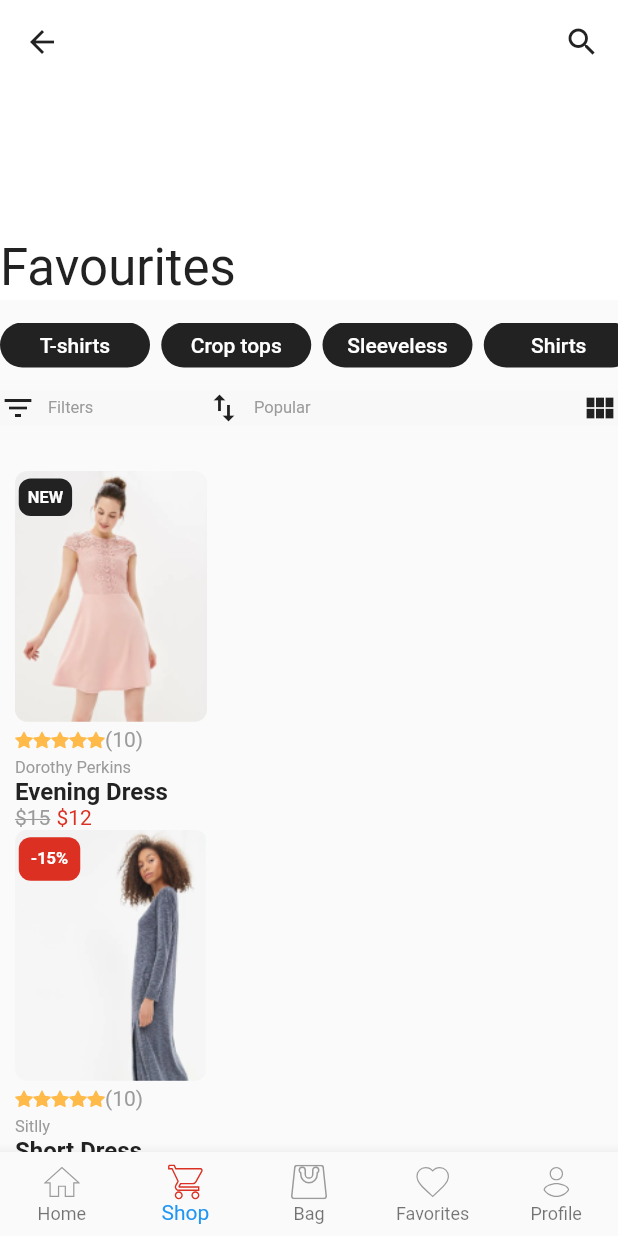
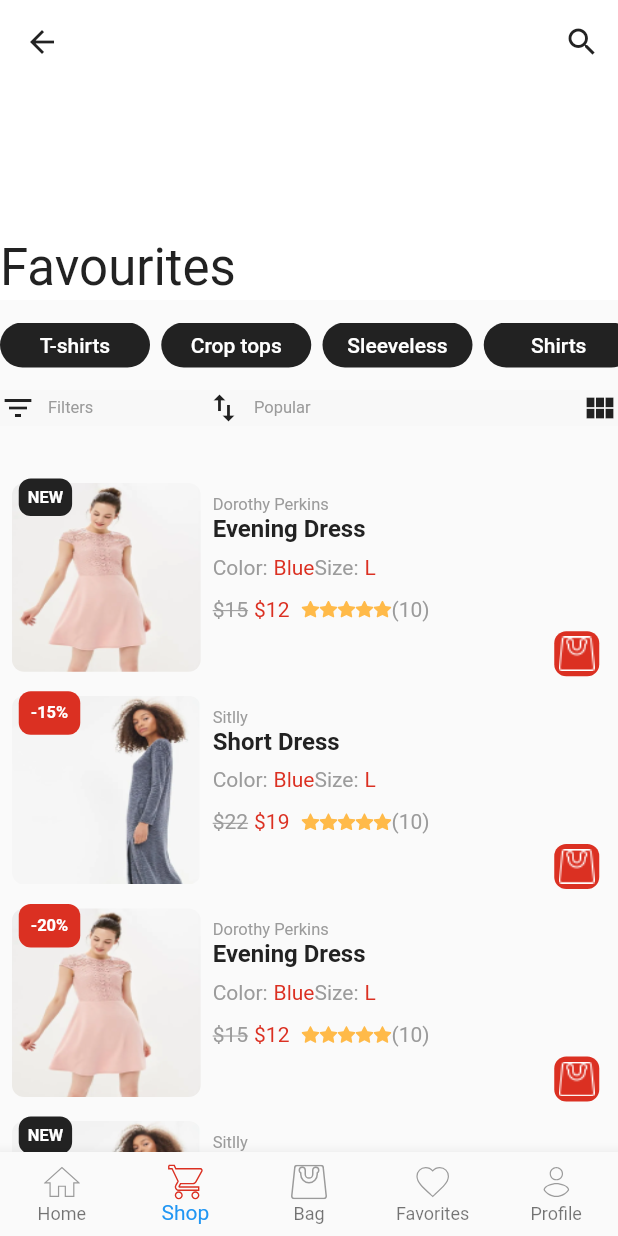
Before and after one commit to 4seer/openflutterecommerceapp, a Flutter app: the screen it shows after launch, item 4 of the bottom bar chosen, on a phone screen of 412 x 824 dp. Run offline on Flutter 3.47's test engine with Material 2 defaults, Android fonts, the phone set to English and light mode, and no system bars; our stand-ins replace bloc, equatable, flutter_bloc, flutter_svg; statements that could not run were skipped.

Commit message:
#9 - Added list item designs for favourites screen (List,Grid)

```diff
--- a/lib/main.dart
+++ b/lib/main.dart
@@ -38,6 +38,7 @@ void main() {
   WidgetsFlutterBinding.ensureInitialized();
   BlocSupervisor.delegate = SimpleBlocDelegate();
   runApp(BlocProvider<AuthenticationBloc>(
+
     create: (context) => AuthenticationBloc()..add(AppStarted()),
     child: OpenFlutterEcommerceApp(),
   ));
--- /dev/null
+++ b/lib/screens/favorites/views/favourites_list_item.dart
@@ -0,0 +1,193 @@
+// Favourites card in list of products and on Favourites screen
+// Author: umair_adil@live.com
+// Date: 2020-02-17
+
+import 'package:flutter/material.dart';
+import 'package:flutter_svg/svg.dart';
+import 'package:openflutterecommerce/config/theme.dart';
+import 'package:openflutterecommerce/repos/models/product.dart';
+import 'package:openflutterecommerce/widgets/product_rating.dart';
+
+class FavouritesListCard extends StatelessWidget {
+  final Product product;
+  final double width;
+  final double height;
+
+  const FavouritesListCard({Key key, this.product, this.width, this.height})
+      : super(key: key);
+
+  @override
+  Widget build(BuildContext context) {
+    ThemeData _theme = Theme.of(context);
+    return Stack(
+      children: <Widget>[
+        Container(
+          padding: EdgeInsets.all(8.0),
+          child: Row(
+              mainAxisAlignment: MainAxisAlignment.start,
+              crossAxisAlignment: CrossAxisAlignment.start,
+              children: <Widget>[
+                Container(
+                    width: width * 0.85,
+                    child: Container(
+                        height: width * 0.85,
+                        decoration: new BoxDecoration(
+                            borderRadius:
+                                BorderRadius.circular(AppSizes.imageRadius),
+                            image: new DecorationImage(
+                                fit: BoxFit.fill,
+                                image: AssetImage(product.image))),
+                        child: Container())),
+                Padding(
+                  padding: const EdgeInsets.all(8.0),
+                  child: Column(
+                    mainAxisAlignment: MainAxisAlignment.start,
+                    crossAxisAlignment: CrossAxisAlignment.start,
+                    children: <Widget>[
+                      Text(product.categoryTitle,
+                          style: _theme.textTheme.display1),
+                      Text(product.title, style: _theme.textTheme.display3),
+                      Padding(
+                        padding: EdgeInsets.all(AppSizes.linePadding),
+                      ),
+                      Row(
+                        children: <Widget>[
+                          buildColor(product, _theme),
+                          buildSize(product, _theme),
+                        ],
+                      ),
+                      Padding(
+                        padding: EdgeInsets.all(AppSizes.linePadding),
+                      ),
+                      Row(
+                        children: <Widget>[
+                          buildPrice(product, _theme),
+                          Padding(
+                            padding: EdgeInsets.all(AppSizes.linePadding),
+                          ),
+                          buildRating(product, _theme),
+                        ],
+                      )
+                    ],
+                  ),
+                )
+              ]),
+        ),
+        buildTopLabel(product, _theme),
+        buildCartButton(product, _theme),
+      ],
+    );
+  }
+
+  buildPrice(Product product, ThemeData _theme) {
+    double discountPrice = getDiscountPrice(product);
+    return Row(
+      children: <Widget>[
+        Text("\$" + product.price.toStringAsFixed(0),
+            style: _theme.textTheme.display4.copyWith(
+              decoration: discountPrice > 0
+                  ? TextDecoration.lineThrough
+                  : TextDecoration.none,
+            )),
+        Padding(
+          padding: EdgeInsets.only(left: AppSizes.linePadding),
+        ),
+        discountPrice > 0
+            ? Text("\$" + discountPrice.toStringAsFixed(0),
+                style: _theme.textTheme.display4
+                    .copyWith(color: _theme.errorColor))
+            : Container()
+      ],
+    );
+  }
+
+  buildRating(Product product, ThemeData _theme) {
+    return Container(
+        width: width - 20,
+        padding: EdgeInsets.only(
+            top: AppSizes.linePadding, bottom: AppSizes.linePadding),
+        child: OpenFlutterProductRating(
+            rating: product.rating, ratingCount: product.ratingCount));
+  }
+
+  getDiscountPrice(Product product) {
+    return (product.price * (100 - product.discountPercent) / 100)
+        .roundToDouble();
+  }
+
+  buildTopLabel(Product product, ThemeData theme) {
+    return Positioned(
+      top: 5,
+      left: 5 + AppSizes.sidePadding / 2,
+      child: product.isNew
+          ? Container(
+              padding: EdgeInsets.all(AppSizes.linePadding * 1.5),
+              decoration: new BoxDecoration(
+                borderRadius: BorderRadius.circular(AppSizes.imageRadius),
+                color: AppColors.black,
+              ),
+              child: Text('NEW',
+                  style: theme.textTheme.display1.copyWith(
+                      color: AppColors.white, fontWeight: FontWeight.bold)))
+          : (product.discountPercent > 0
+              ? Container(
+                  padding: EdgeInsets.all(AppSizes.linePadding * 2),
+                  decoration: new BoxDecoration(
+                    borderRadius: BorderRadius.circular(AppSizes.imageRadius),
+                    color: theme.errorColor,
+                  ),
+                  child: Text(
+                      "-" + product.discountPercent.toStringAsFixed(0) + "%",
+                      style: theme.textTheme.display1.copyWith(
+                        color: AppColors.white,
+                        fontWeight: FontWeight.bold,
+                      )))
+              : Container()),
+    );
+  }
+
+  buildColor(Product product, ThemeData _theme) {
+    return Row(
+      children: <Widget>[
+        Text("Color:", style: _theme.textTheme.display4.copyWith()),
+        Padding(
+          padding: EdgeInsets.only(left: AppSizes.linePadding),
+        ),
+        Text("Blue",
+            style:
+                _theme.textTheme.display4.copyWith(color: _theme.accentColor))
+      ],
+    );
+  }
+
+  buildSize(Product product, ThemeData _theme) {
+    return Row(
+      children: <Widget>[
+        Text("Size:", style: _theme.textTheme.display4.copyWith()),
+        Padding(
+          padding: EdgeInsets.only(left: AppSizes.linePadding),
+        ),
+        Text("L",
+            style:
+                _theme.textTheme.display4.copyWith(color: _theme.accentColor))
+      ],
+    );
+  }
+
+  buildCartButton(Product product, ThemeData theme) {
+    return Positioned(
+        bottom: 5,
+        right: 5 + AppSizes.sidePadding / 2,
+        child: Container(
+          height: 30.0,
+            width: 30.0,
+            padding: EdgeInsets.all(15.0),
+            decoration: new BoxDecoration(
+                borderRadius: BorderRadius.circular(AppSizes.imageRadius),
+                color: AppColors.red,
+                image: new DecorationImage(
+                    fit: BoxFit.scaleDown,
+                    colorFilter: ColorFilter.mode(Colors.white, BlendMode.srcIn),
+                    image: AssetImage("assets/icons/favourites/bag.png")))));
+  }
+}
--- a/lib/screens/favorites/views/favourites_list_view.dart
+++ b/lib/screens/favorites/views/favourites_list_view.dart
@@ -1,7 +1,13 @@
+// Favourites List of products and on Favourites screen
+// Author: umair_adil@live.com
+// Date: 2020-02-14
+
 import 'package:flutter/material.dart';
 import 'package:openflutterecommerce/config/theme.dart';
 import 'package:openflutterecommerce/repos/models/product.dart';
 import 'package:openflutterecommerce/widgets/product_card.dart';
+
+import 'favourites_list_item.dart';
 
 class FavouritesListView extends StatelessWidget {
   final double width;
@@ -18,7 +24,7 @@ class FavouritesListView extends StatelessWidget {
     List<Widget> productTiles = new List<Widget>();
     ThemeData _theme = Theme.of(context);
     for (int i = 0; i < products.length; i++) {
-      productTiles.add(OpenFlutterProductCard(
+      productTiles.add(FavouritesListCard(
           width: elementWidth, height: elementHeight, product: products[i]));
     }
     if (productTiles.isNotEmpty) {
--- a/lib/screens/favorites/views/favourites_view.dart
+++ b/lib/screens/favorites/views/favourites_view.dart
@@ -1,3 +1,7 @@
+// Favourites View
+// Author: umair_adil@live.com
+// Date: 2020-02-14
+
 import 'dart:math';
 
 import 'package:flutter/material.dart';
@@ -89,7 +93,7 @@ class FavouritesView extends StatelessWidget {
               : List<Product>());
     } else if (state is FavouriteGridViewState) {
       return FavouritesGridList(
-          products: state is FavouriteListViewState
+          products: state is FavouriteGridViewState
               ? state.favouriteProducts
               : List<Product>());
     } else {
--- a/lib/widgets/scaffold_collapsing.dart
+++ b/lib/widgets/scaffold_collapsing.dart
@@ -1,6 +1,6 @@
-//Scaffold for Open Flutter E-commerce App
-//Author: openflutterproject@gmail.com
-//Date: 2020-02-06
+//Collapsing Scaffold for Open Flutter E-commerce App
+//Author: umair_adil@live.com
+//Date: 2020-02-13
 
 import 'package:flutter/material.dart';
 import 'package:openflutterecommerce/config/theme.dart';
--- a/pubspec.yaml
+++ b/pubspec.yaml
@@ -49,6 +49,7 @@ flutter:
     - assets/icons/bottom_menu/
     - assets/icons/products/
     - assets/icons/signin/
+    - assets/icons/favourites/
     - assets/images/products/
     - assets/splash/
     - assets/thumbs/
```
Also changed, not shown: lib/screens/favorites/views/favourites_grid_item.dart (added, +191 -0 lines), lib/screens/favorites/views/favourites_grid_list.dart (+13 -11 lines), assets/icons/favourites/bag.png (added), 2 other files.
